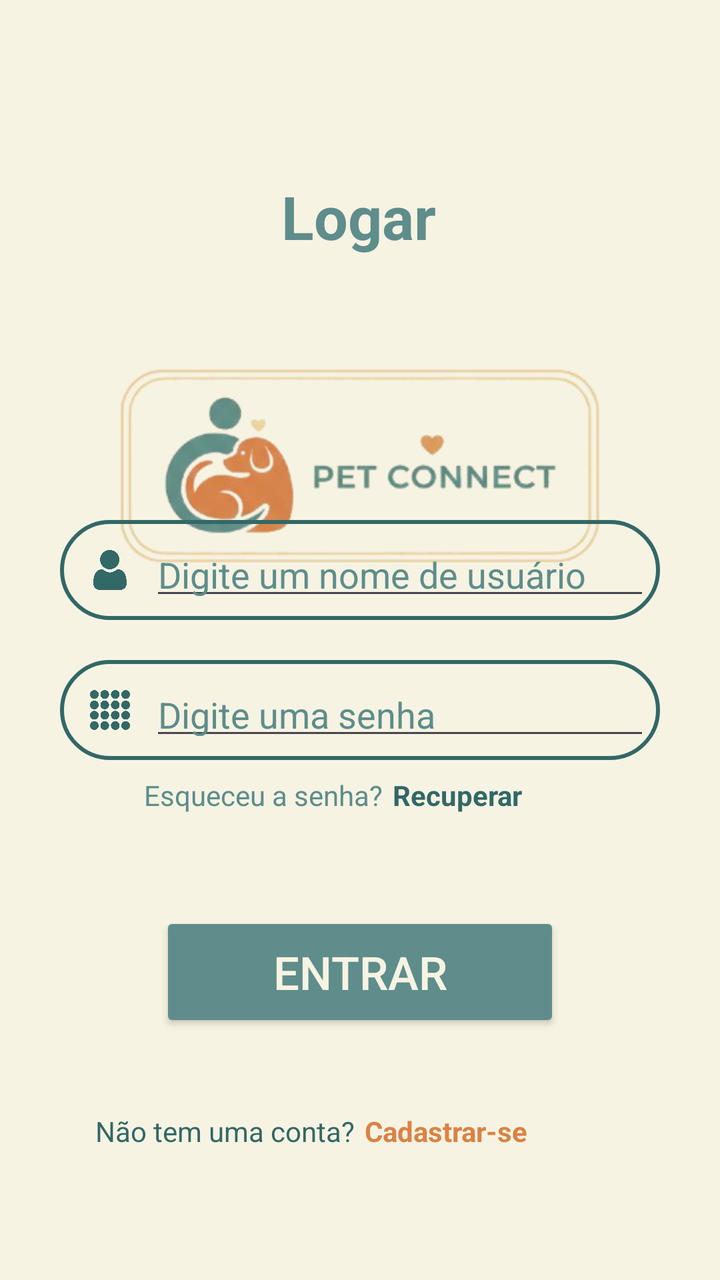
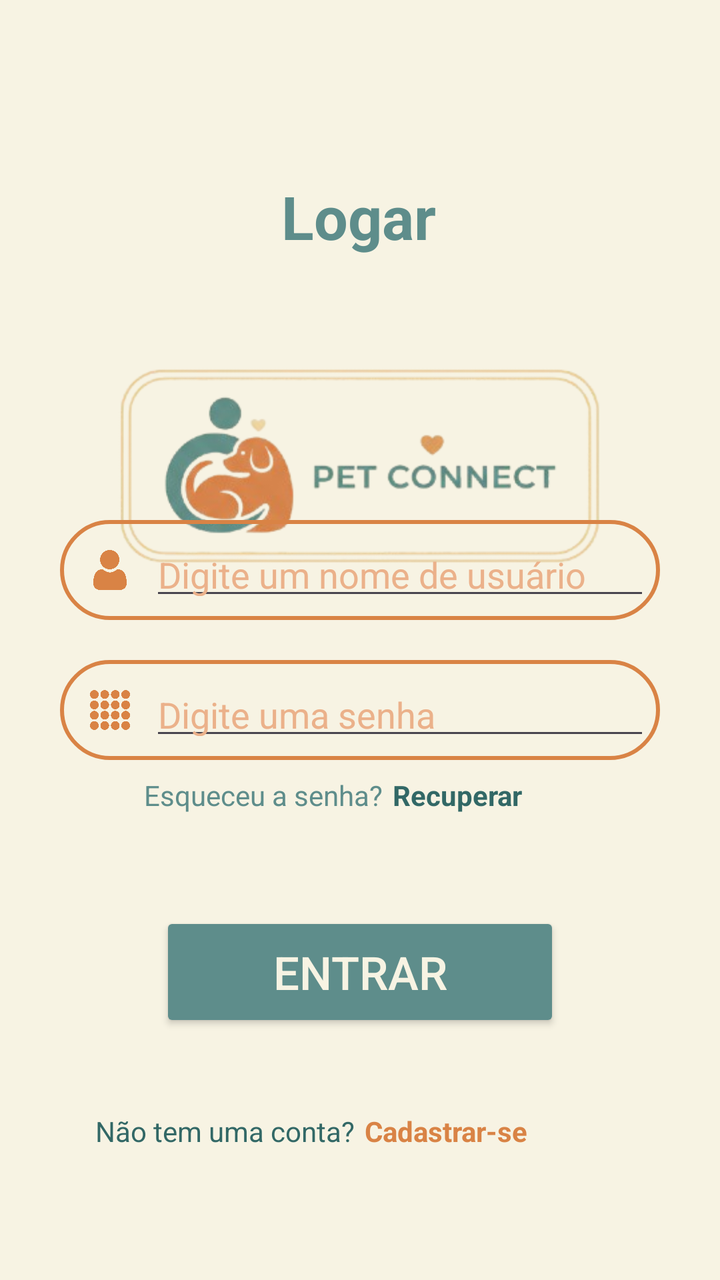

The first picture is an Android layout as it rendered before a commit; the second is the same layout after the commit. The layout source and the unified diff follow.
<!-- AndroidManifest.xml: application theme Theme.Android -->
<!-- res/layout/activity_login.xml -->
<?xml version="1.0" encoding="utf-8"?>
<androidx.constraintlayout.widget.ConstraintLayout xmlns:android="http://schemas.android.com/apk/res/android"
    xmlns:app="http://schemas.android.com/apk/res-auto"
    xmlns:tools="http://schemas.android.com/tools"
    android:id="@+id/main"
    android:layout_width="match_parent"
    android:layout_height="match_parent"
    android:background="@color/beige"
    tools:context=".presentation.ui.LoginActivity">

    <TextView
        android:id="@+id/linkCreate_login"
        android:layout_width="wrap_content"
        android:layout_height="wrap_content"
        android:layout_marginEnd="96dp"
        android:layout_marginBottom="65dp"
        android:text="@string/textRegister"
        android:textColor="@color/orange"
        android:textStyle="bold"
        app:layout_constraintBottom_toBottomOf="parent"
        app:layout_constraintEnd_toEndOf="parent" />

    <TextView
        android:id="@+id/textView8"
        android:layout_width="wrap_content"
        android:layout_height="wrap_content"
        android:layout_marginEnd="5dp"
        android:layout_marginBottom="65dp"
        android:text="@string/textBackLogin"
        android:textColor="@color/blueDark"
        app:layout_constraintBottom_toBottomOf="parent"
        app:layout_constraintEnd_toStartOf="@+id/linkCreate_login"
        app:layout_constraintHorizontal_bias="1.0"
        app:layout_constraintStart_toStartOf="parent" />

    <Button
        android:id="@+id/btnLogin_login"
        android:layout_width="0dp"
        android:layout_height="60dp"
        android:layout_marginStart="80dp"
        android:layout_marginEnd="80dp"
        android:layout_marginBottom="40dp"
        android:backgroundTint="@color/blue"
        android:text="@string/textLogIn"
        android:textColor="@color/beige"
        android:textSize="23sp"
        app:cornerRadius="15dp"
        app:layout_constraintBottom_toTopOf="@+id/textView8"
        app:layout_constraintEnd_toEndOf="parent"
        app:layout_constraintHorizontal_bias="0.0"
        app:layout_constraintStart_toStartOf="parent" />

    <TextView
        android:id="@+id/textView7"
        android:layout_width="wrap_content"
        android:layout_height="wrap_content"
        android:layout_marginTop="88dp"
        android:text="@string/textLogin"
        android:textColor="@color/blue"
        android:textSize="30sp"
        android:textStyle="bold"
        app:layout_constraintEnd_toEndOf="parent"
        app:layout_constraintHorizontal_bias="0.498"
        app:layout_constraintStart_toStartOf="parent"
        app:layout_constraintTop_toTopOf="parent" />

    <ImageView
        android:id="@+id/imageView7"
        android:layout_width="334dp"
        android:layout_height="149dp"
        android:layout_marginTop="30dp"
        android:scaleType="centerCrop"
        app:layout_constraintBottom_toTopOf="@+id/linearLayout"
        app:layout_constraintEnd_toEndOf="parent"
        app:layout_constraintStart_toStartOf="parent"
        app:layout_constraintTop_toBottomOf="@+id/textView7"
        app:layout_constraintVertical_bias="0.0"
        app:srcCompat="@drawable/img_logo_straight" />

    <LinearLayout
        android:id="@+id/linearLayout"
        android:layout_width="0dp"
        android:layout_height="wrap_content"
        android:layout_marginStart="30dp"
        android:layout_marginEnd="30dp"
        android:layout_marginBottom="76dp"
        android:orientation="vertical"
        app:layout_constraintBottom_toTopOf="@+id/btnLogin_login"
        app:layout_constraintEnd_toEndOf="parent"
        app:layout_constraintHorizontal_bias="0.0"
        app:layout_constraintStart_toStartOf="parent">

        <LinearLayout
            android:layout_width="match_parent"
            android:layout_height="wrap_content"
            android:layout_marginBottom="20dp"
            android:background="@drawable/bg_input"
            android:orientation="horizontal"
            android:padding="5dp">

            <ImageView
                android:id="@+id/imageView5"
                android:layout_width="40dp"
                android:layout_height="40dp"
                android:layout_weight="0"
                android:padding="10dp"
                android:tint="@color/blueDark"
                app:srcCompat="@drawable/ic_user" />

            <EditText
                android:id="@+id/txUser_login"
                android:layout_width="wrap_content"
                android:layout_height="40dp"
                android:layout_weight="1"
                android:ems="10"
                android:hint="@string/textInputUser"
                android:inputType="text"
                android:textColor="@color/blue"
                android:textColorHint="@color/blue" />
        </LinearLayout>

        <LinearLayout
            android:layout_width="match_parent"
            android:layout_height="wrap_content"
            android:background="@drawable/bg_input"
            android:orientation="horizontal"
            android:padding="5dp">

            <ImageView
                android:id="@+id/imageView5"
                android:layout_width="40dp"
                android:layout_height="40dp"
                android:layout_weight="0"
                android:padding="10dp"
                android:tint="@color/blueDark"
                app:srcCompat="@drawable/ic_password" />

            <EditText
                android:id="@+id/txPassword_login"
                android:layout_width="wrap_content"
                android:layout_height="40dp"
                android:layout_weight="1"
                android:ems="10"
                android:hint="@string/textInputPassword"
                android:inputType="text"
                android:textColor="@color/blue"
                android:textColorHint="@color/blue" />
        </LinearLayout>

    </LinearLayout>

    <TextView
        android:id="@+id/textView9"
        android:layout_width="wrap_content"
        android:layout_height="wrap_content"
        android:layout_marginStart="72dp"
        android:layout_marginTop="8dp"
        android:text="@string/textForgetPassword"
        android:textColor="@color/blue"
        app:layout_constraintStart_toStartOf="parent"
        app:layout_constraintTop_toBottomOf="@+id/linearLayout" />

    <TextView
        android:id="@+id/linkPassword_login"
        android:layout_width="wrap_content"
        android:layout_height="wrap_content"
        android:layout_marginStart="5dp"
        android:layout_marginTop="8dp"
        android:text="@string/textLinkForgetPassword"
        android:textColor="@color/blueDark"
        android:textStyle="bold"
        app:layout_constraintStart_toEndOf="@+id/textView9"
        app:layout_constraintTop_toBottomOf="@+id/linearLayout" />

</androidx.constraintlayout.widget.ConstraintLayout>
<!-- resources referenced by this layout -->
<resources>
  <color name="beige">#F7F3E3</color>
  <color name="blue">#5E8D8B</color>
  <color name="blueDark">#326866</color>
  <color name="orange">#D98345</color>
  <!-- drawable bg_input (drawable) -->
  <?xml version="1.0" encoding="utf-8"?>
  <shape xmlns:android="http://schemas.android.com/apk/res/android"
      android:shape="rectangle">
  
      <stroke
          android:width="2dp"
          android:color="#326866" />
      <corners android:radius="50dp"/>
  </shape>
  <!-- drawable ic_password: png bitmap (drawable, 80617 bytes) -->
  <!-- drawable ic_user: png bitmap (drawable, 40251 bytes) -->
  <!-- drawable img_logo_straight: png bitmap (drawable, 63200 bytes) -->
  <string name="textBackLogin">Não tem uma conta?</string>
  <string name="textForgetPassword">Esqueceu a senha?</string>
  <string name="textInputPassword">Digite uma senha</string>
  <string name="textInputUser">Digite um nome de usuário</string>
  <string name="textLinkForgetPassword">Recuperar</string>
  <string name="textLogIn">Entrar</string>
  <string name="textLogin">Logar</string>
  <string name="textRegister">Cadastrar-se</string>
  <style name="Theme.Android" parent="Base.Theme.Android" />
  <style name="Base.Theme.Android" parent="Theme.Material3.DayNight.NoActionBar">
          
          
      </style>
</resources>

<!-- the commit's change to res/layout/activity_login.xml (unified diff, before → after) -->
@@ -94,7 +94,7 @@
             android:layout_width="match_parent"
             android:layout_height="wrap_content"
             android:layout_marginBottom="20dp"
-            android:background="@drawable/bg_input"
+            android:background="@drawable/br_input_orange"
             android:orientation="horizontal"
             android:padding="5dp">
 
@@ -104,7 +104,7 @@
                 android:layout_height="40dp"
                 android:layout_weight="0"
                 android:padding="10dp"
-                android:tint="@color/blueDark"
+                android:tint="@color/orange"
                 app:srcCompat="@drawable/ic_user" />
 
             <EditText
@@ -115,14 +115,14 @@
                 android:ems="10"
                 android:hint="@string/textInputUser"
                 android:inputType="text"
-                android:textColor="@color/blue"
-                android:textColorHint="@color/blue" />
+                android:textColor="@color/orange"
+                android:textColorHint="@color/orangeLight" />
         </LinearLayout>
 
         <LinearLayout
             android:layout_width="match_parent"
             android:layout_height="wrap_content"
-            android:background="@drawable/bg_input"
+            android:background="@drawable/br_input_orange"
             android:orientation="horizontal"
             android:padding="5dp">
 
@@ -132,7 +132,7 @@
                 android:layout_height="40dp"
                 android:layout_weight="0"
                 android:padding="10dp"
-                android:tint="@color/blueDark"
+                android:tint="@color/orange"
                 app:srcCompat="@drawable/ic_password" />
 
             <EditText
@@ -143,8 +143,8 @@
                 android:ems="10"
                 android:hint="@string/textInputPassword"
                 android:inputType="text"
-                android:textColor="@color/blue"
-                android:textColorHint="@color/blue" />
+                android:textColor="@color/orange"
+                android:textColorHint="@color/orangeLight" />
         </LinearLayout>
 
     </LinearLayout>
<!-- resource entries referenced after the edit -->
@@ -4,14 +4,15 @@
   <color name="blue">#5E8D8B</color>
   <color name="blueDark">#326866</color>
   <color name="orange">#D98345</color>
-  <!-- drawable bg_input (drawable) -->
+  <color name="orangeLight">#EBB18A</color>
+  <!-- drawable br_input_orange (drawable) -->
   <?xml version="1.0" encoding="utf-8"?>
   <shape xmlns:android="http://schemas.android.com/apk/res/android"
       android:shape="rectangle">
   
       <stroke
           android:width="2dp"
-          android:color="#326866" />
+          android:color="#D98345" />
       <corners android:radius="50dp"/>
   </shape>
   <!-- drawable ic_password: png bitmap (drawable, 80617 bytes) -->
